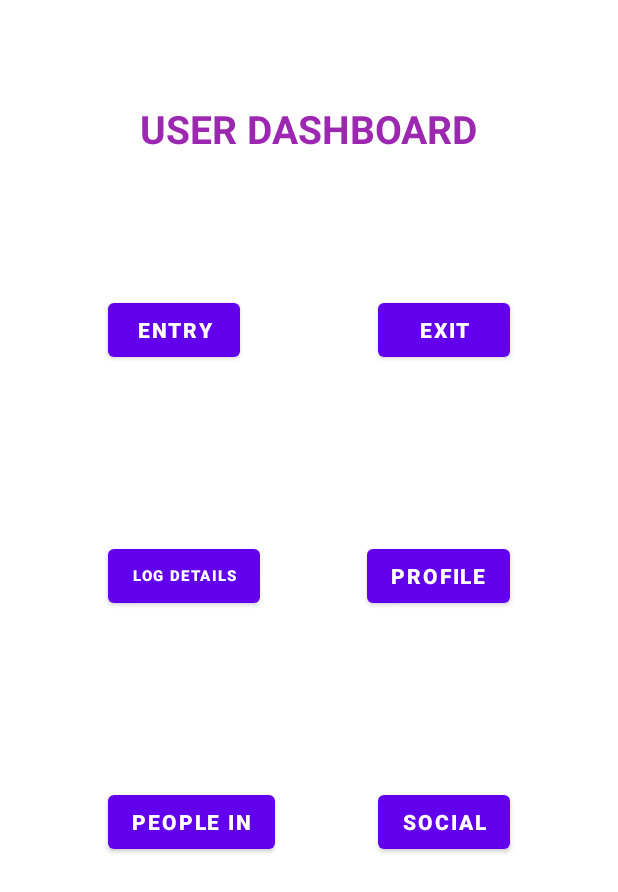
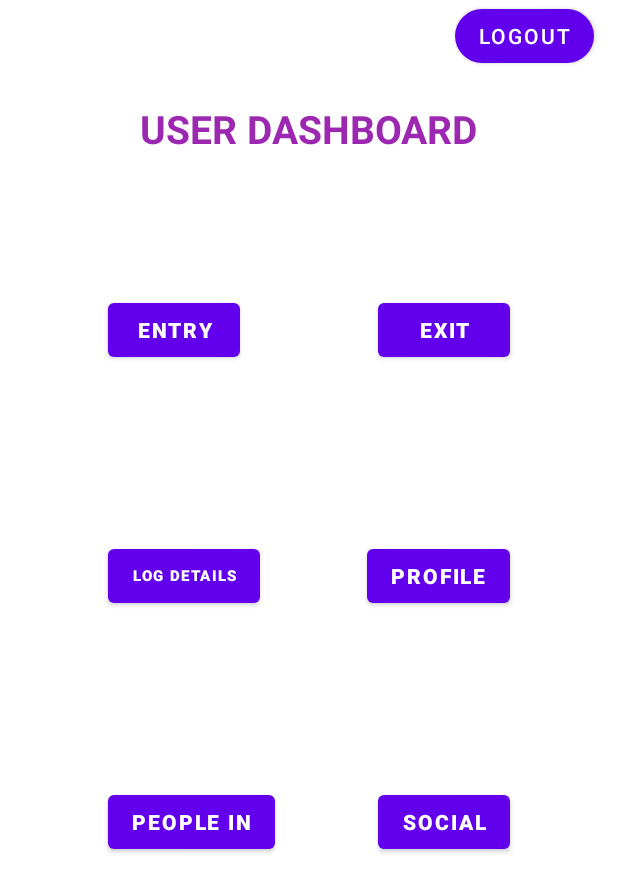
Before and after one commit to Dy-123/XMS, an Android app: the layout activity_userdashboard.xml on its own in the app's theme, with its tools: preview values and no code run, on a phone screen of 412 x 824 dp. Shown: the top 892 px of the screen. Run offline under Robolectric (Android 15) with nearby library versions, the phone set to English and light mode, and no system bars.

Commit message:
Persistent login and logout

```diff
--- a/app/src/main/res/layout/user_dashboard.xml
+++ b/app/src/main/res/layout/activity_userdashboard.xml
@@ -97,4 +97,18 @@
         app:layout_constraintTop_toTopOf="parent"
         app:layout_constraintVertical_bias="0.285" />
 
+    <Button
+        android:id="@+id/btnlogout"
+        android:layout_width="wrap_content"
+        android:layout_height="wrap_content"
+        android:layout_marginBottom="20dp"
+        android:text="LOGOUT"
+        app:cornerRadius="100dp"
+        app:layout_constraintBottom_toTopOf="@+id/user_dashboard1"
+        app:layout_constraintEnd_toEndOf="parent"
+        app:layout_constraintHorizontal_bias="0.838"
+        app:layout_constraintStart_toEndOf="@+id/txtbssid"
+        app:layout_constraintTop_toTopOf="parent"
+        app:layout_constraintVertical_bias="1.0" />
+
 </androidx.constraintlayout.widget.ConstraintLayout>
```
Also changed, not shown: app/src/main/java/com/example/xms/MainActivity.java (+13 -0 lines), app/src/main/java/com/example/xms/UserDashboardActivity.java (+13 -9 lines), app/src/main/java/com/example/xms/UserDetailActivity.java (+1 -9 lines), app/src/main/res/layout/activity_userdetail.xml (renamed from app/src/main/res/layout/user_detail.xml).
